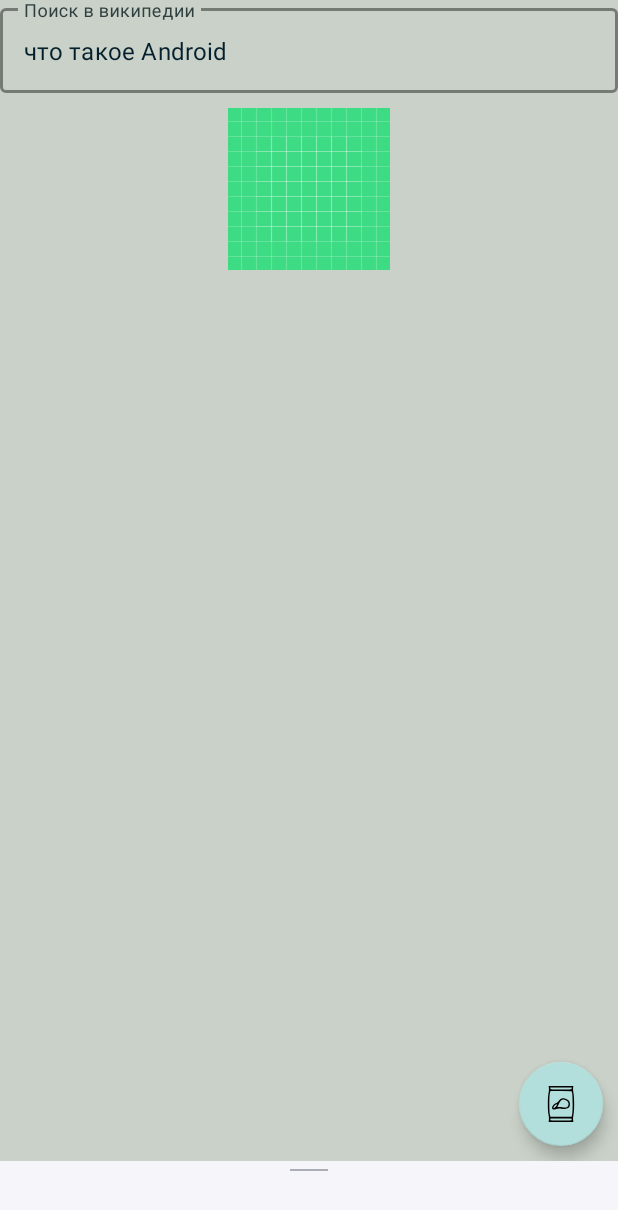
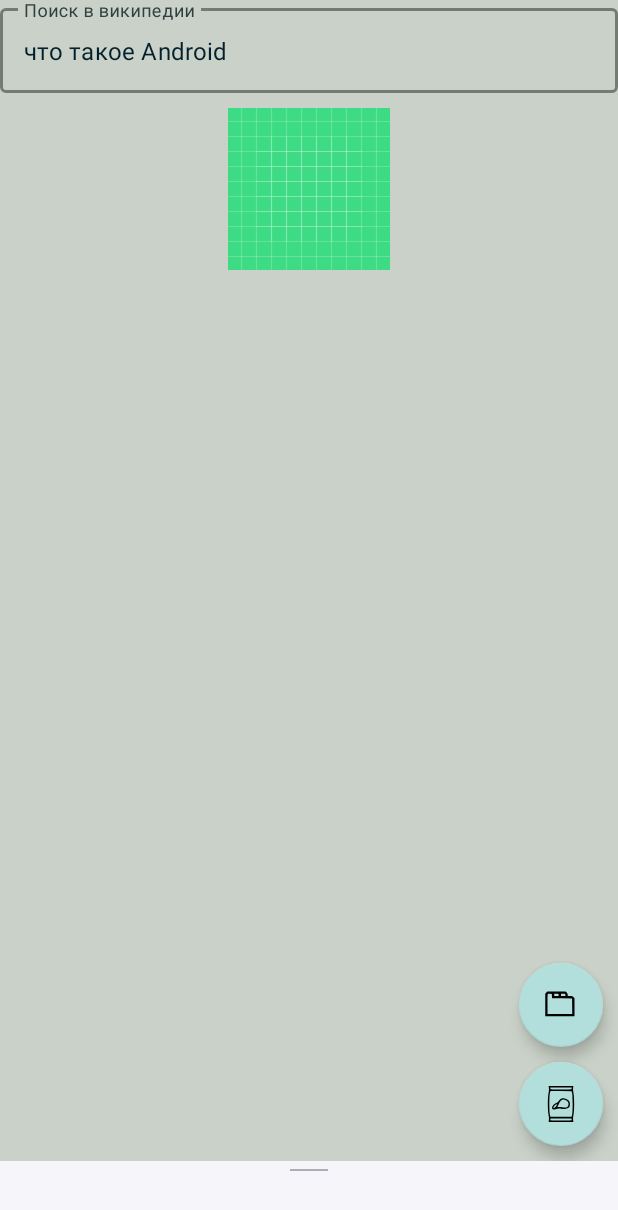
Before and after one commit to serbinav/gb_android_material_nasa, an Android app: the fragment FragmentMain shown on its own in the app's theme, on a phone screen of 412 x 824 dp. Shown: the top 1210 px of the screen. Run offline under Robolectric (Android 15) with nearby library versions, the phone set to English and light mode, and no system bars; our stand-ins replace Picasso; pictures from the network do not load.

Commit message:
добавил новую кнопку и иконку

```diff
--- /dev/null
+++ b/app/src/main/res/drawable/ic_icons_tab_96.xml
@@ -0,0 +1,10 @@
+<vector xmlns:android="http://schemas.android.com/apk/res/android"
+    android:width="96dp"
+    android:height="96dp"
+    android:viewportWidth="96"
+    android:viewportHeight="96">
+  <path
+      android:pathData="M8.9,14.9l-2.9,2.9 0,30.1 0,30.1 39,-0 39,-0 0,-24.1 0,-24.1 -2.9,-2.9c-2.6,-2.6 -3.6,-2.9 -9,-2.9l-6.1,-0 0,-3.1c0,-2 -1,-4 -2.9,-6l-2.9,-2.9 -24.2,-0 -24.2,-0 -2.9,2.9zM23.8,24.2l0.3,5.8 26.7,0.2 26.7,0.3 0.3,20.7 0.2,20.8 -33,-0 -33,-0 0,-26.3c0,-14.5 0.3,-26.7 0.7,-27.1 0.4,-0.4 3,-0.6 5.8,-0.4l5,0.3 0.3,5.7zM41.8,21.2c0.3,2.8 0.3,2.8 -5.7,2.8l-6.1,-0 0,-3 0,-3.1 5.8,0.3c5.4,0.3 5.7,0.4 6,3zM59.8,21.2c0.3,2.8 0.3,2.8 -5.7,2.8l-6.1,-0 0,-3 0,-3.1 5.8,0.3c5.4,0.3 5.7,0.4 6,3z"
+      android:fillColor="#000000"
+      android:strokeColor="#00000000"/>
+</vector>
--- a/app/src/main/res/layout/fragment_main.xml
+++ b/app/src/main/res/layout/fragment_main.xml
@@ -42,6 +42,15 @@
             app:layout_constraintTop_toBottomOf="@+id/text_edit" />
 
         <com.google.android.material.floatingactionbutton.FloatingActionButton
+            android:id="@+id/btn_tab"
+            android:layout_width="wrap_content"
+            android:layout_height="wrap_content"
+            android:layout_margin="@dimen/default_margin"
+            android:src="@drawable/ic_icons_tab_96"
+            app:layout_constraintBottom_toTopOf="@+id/btn_floating_chips"
+            app:layout_constraintRight_toRightOf="parent" />
+
+        <com.google.android.material.floatingactionbutton.FloatingActionButton
             android:id="@+id/btn_floating_chips"
             android:layout_width="wrap_content"
             android:layout_height="wrap_content"
```
